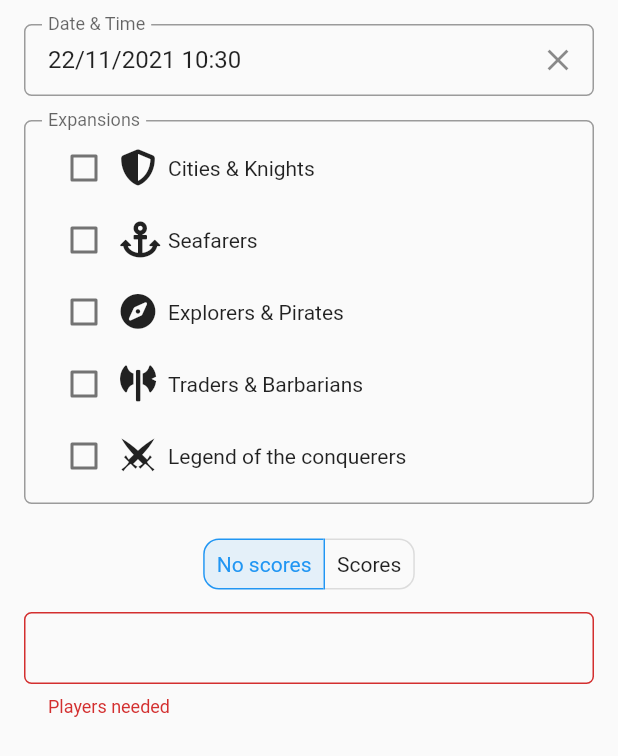
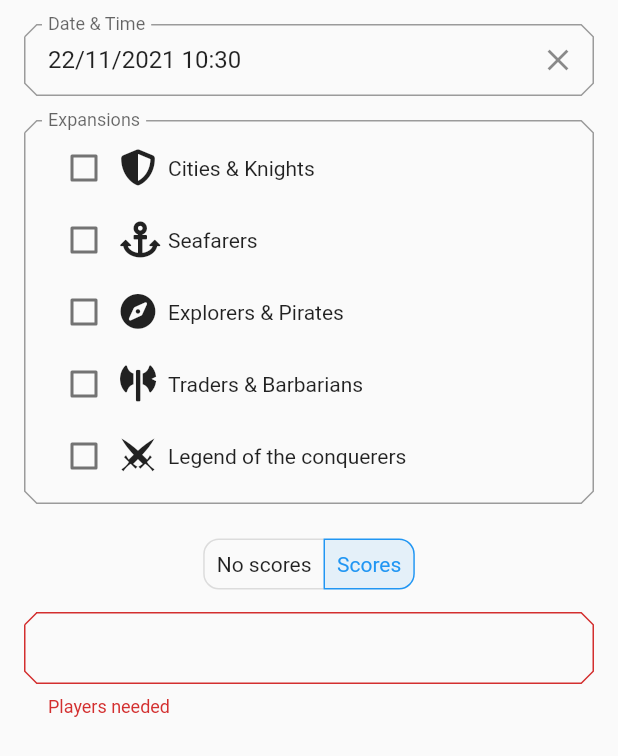
Before and after one commit to wietsebuseyne/CatanMaster, a Flutter app: the AddEditGamePage widget shown alone on an empty page, opened directly with empty values, after a tap on "No scores", after a tap on "Scores", on a phone screen of 412 x 824 dp. Shown: the top 756 px of the screen. Run offline on Flutter 3.47's test engine with Material 2 defaults, Android fonts, the phone set to English and light mode, and no system bars; drawn by our look-alikes of datetime_picker_formfield; our stand-ins replace bloc, dartz, equatable, flutter_bloc, fluttertoast, hive and 2 more; missing offline and left inert: flutter_polygon; accounts and stored records are empty.

Commit message:
Hex-style input decorators

```diff
--- a/lib/presentation/core/widgets/catan_input_decorator.dart
+++ b/lib/presentation/core/widgets/catan_input_decorator.dart
@@ -1,3 +1,6 @@
+import 'dart:math' as math;
+import 'dart:ui' show lerpDouble;
+
 import 'package:flutter/material.dart';
 import 'package:flutter/widgets.dart';
 
@@ -11,13 +14,9 @@ class CatanInputDecorator extends StatelessWidget {
   @override
   Widget build(BuildContext context) {
     return InputDecorator(
-        decoration: InputDecoration(
-          labelText: label,
-          contentPadding: const EdgeInsets.symmetric(horizontal: 16.0),
-          border: const OutlineInputBorder(borderRadius: BorderRadius.all(Radius.circular(5.0))),
-          errorText: errorText,
-        ),
-        child: child);
+      decoration: catanInputDecoration(label: label, errorText: errorText),
+      child: child,
+    );
   }
 }
 
@@ -25,7 +24,153 @@ InputDecoration catanInputDecoration({String? label, String? errorText, EdgeInse
   return InputDecoration(
     labelText: label,
     contentPadding: contentPadding ?? const EdgeInsets.symmetric(horizontal: 16.0),
-    border: const OutlineInputBorder(borderRadius: BorderRadius.all(Radius.circular(5.0))),
+    border: const HexOutlineInputBorder(borderRadius: BorderRadius.all(Radius.circular(8.0))),
     errorText: errorText,
   );
 }
+
+class HexOutlineInputBorder extends InputBorder {
+  const HexOutlineInputBorder({
+    BorderSide borderSide = const BorderSide(),
+    this.borderRadius = const BorderRadius.all(Radius.circular(4.0)),
+    this.gapPadding = 4.0,
+  })  : assert(gapPadding >= 0.0),
+        super(borderSide: borderSide);
+
+  /// Horizontal padding on either side of the border's
+  /// [InputDecoration.labelText] width gap.
+  ///
+  /// This value is used by the [paint] method to compute the actual gap width.
+  final double gapPadding;
+
+  /// The radii of the border's rectangle straight corners.
+  final BorderRadius borderRadius;
+
+  @override
+  bool get isOutline => true;
+
+  @override
+  HexOutlineInputBorder copyWith({
+    BorderSide? borderSide,
+    BorderRadius? borderRadius,
+    double? gapPadding,
+  }) {
+    return HexOutlineInputBorder(
+      borderSide: borderSide ?? this.borderSide,
+      borderRadius: borderRadius ?? this.borderRadius,
+      gapPadding: gapPadding ?? this.gapPadding,
+    );
+  }
+
+  @override
+  EdgeInsetsGeometry get dimensions {
+    return EdgeInsets.all(borderSide.width);
+  }
+
+  @override
+  HexOutlineInputBorder scale(double t) {
+    return HexOutlineInputBorder(
+      borderSide: borderSide.scale(t),
+      borderRadius: borderRadius * t,
+      gapPadding: gapPadding * t,
+    );
+  }
+
+  @override
+  ShapeBorder? lerpFrom(ShapeBorder? a, double t) {
+    if (a is HexOutlineInputBorder) {
+      final HexOutlineInputBorder outline = a;
+      return HexOutlineInputBorder(
+        borderRadius: BorderRadius.lerp(outline.borderRadius, borderRadius, t)!,
+        borderSide: BorderSide.lerp(outline.borderSide, borderSide, t),
+        gapPadding: outline.gapPadding,
+      );
+    }
+    return super.lerpFrom(a, t);
+  }
+
+  @override
+  ShapeBorder? lerpTo(ShapeBorder? b, double t) {
+    if (b is HexOutlineInputBorder) {
+      final HexOutlineInputBorder outline = b;
+      return HexOutlineInputBorder(
+        borderRadius: BorderRadius.lerp(borderRadius, outline.borderRadius, t)!,
+        borderSide: BorderSide.lerp(borderSide, outline.borderSide, t),
+        gapPadding: outline.gapPadding,
+      );
+    }
+    return super.lerpTo(b, t);
+  }
+
+  @override
+  Path getInnerPath(Rect rect, {TextDirection? textDirection}) {
+    return Path()..addRRect(borderRadius.resolve(textDirection).toRRect(rect).deflate(borderSide.width));
+  }
+
+  @override
+  Path getOuterPath(Rect rect, {TextDirection? textDirection}) {
+    return Path()..addRRect(borderRadius.resolve(textDirection).toRRect(rect));
+  }
+
+  Path _gapBorderPath(Canvas canvas, RRect center, double start, double extent) {
+    // When the corner radii on any side add up to be greater than the
+    // given height, each radius has to be scaled to not exceed the
+    // size of the width/height of the RRect.
+    final RRect scaledRRect = center.scaleRadii();
+
+    return Path()
+      ..moveTo(scaledRRect.left, scaledRRect.top + borderRadius.topLeft.y)
+      ..lineTo(scaledRRect.left + borderRadius.topLeft.x, scaledRRect.top)
+      ..lineTo(start, scaledRRect.top)
+      ..moveTo(start + extent, scaledRRect.top)
+      ..lineTo(scaledRRect.right - borderRadius.topRight.x, scaledRRect.top)
+      ..lineTo(scaledRRect.right, scaledRRect.top + borderRadius.topLeft.y)
+      ..lineTo(scaledRRect.right, scaledRRect.bottom - borderRadius.bottomRight.y)
+      ..lineTo(scaledRRect.right - borderRadius.bottomRight.x, scaledRRect.bottom)
+      ..lineTo(scaledRRect.left + borderRadius.bottomLeft.x, scaledRRect.bottom)
+      ..lineTo(scaledRRect.left, scaledRRect.bottom - borderRadius.bottomLeft.y)
+      ..lineTo(scaledRRect.left, scaledRRect.top + borderRadius.topLeft.y);
+  }
+
+  /// Draw a rounded rectangle around [rect] using [borderRadius].
+  ///
+  /// The [borderSide] defines the line's color and weight.
+  ///
+  /// The top side of the rounded rectangle may be interrupted by a single gap
+  /// if [gapExtent] is non-null. In that case the gap begins at
+  /// `gapStart - gapPadding` (assuming that the [textDirection] is [TextDirection.ltr]).
+  /// The gap's width is `(gapPadding + gapExtent + gapPadding) * gapPercentage`.
+  @override
+  void paint(
+    Canvas canvas,
+    Rect rect, {
+    double? gapStart,
+    double gapExtent = 0.0,
+    double gapPercentage = 0.0,
+    TextDirection? textDirection,
+  }) {
+    assert(gapPercentage >= 0.0 && gapPercentage <= 1.0);
+
+    final Paint paint = borderSide.toPaint();
+    final RRect outer = borderRadius.toRRect(rect);
+    final RRect center = outer.deflate(borderSide.width / 2.0);
+
+    double extent = 0;
+    double start;
+    if (gapStart == null) {
+      start = borderRadius.topLeft.x;
+    } else {
+      extent = lerpDouble(0.0, gapExtent + gapPadding * 2.0, gapPercentage)!;
+      switch (textDirection!) {
+        case TextDirection.rtl:
+          start = math.max(0.0, gapStart - gapPadding);
+          break;
+        case TextDirection.ltr:
+          start = math.max(0.0, gapStart - gapPadding);
+          break;
+      }
+    }
+    final Path path = _gapBorderPath(canvas, center, start, extent);
+    canvas.drawPath(path, paint);
+  }
+}
--- a/lib/presentation/games/pages/add_edit_game_page.dart
+++ b/lib/presentation/games/pages/add_edit_game_page.dart
@@ -183,8 +183,12 @@ class AddEditGamePage extends StatelessWidget {
                         onPressed: (i) {
                           formState.withScores = i == 1;
                           if (formState.withScores) {
-                            formState.winner =
-                                formState.scores.entries.reduce((max, e) => e.value > max.value ? e : max).key;
+                            if (formState.scores.entries.isEmpty) {
+                              formState.winner = null;
+                            } else {
+                              formState.winner =
+                                  formState.scores.entries.reduce((max, e) => e.value > max.value ? e : max).key;
+                            }
                           }
                           state.didChange(formState);
                           _formKey.currentState?.validate();
--- a/lib/presentation/players/pages/add_edit_player_page.dart
+++ b/lib/presentation/players/pages/add_edit_player_page.dart
@@ -29,11 +29,7 @@ class AddEditPlayerPage extends StatelessWidget {
             children: [
               TextFormField(
                 initialValue: formData.name ?? "",
-                decoration: const InputDecoration(
-                  labelText: "Name",
-                  contentPadding: EdgeInsets.symmetric(horizontal: 16.0),
-                  border: OutlineInputBorder(borderRadius: BorderRadius.all(Radius.circular(5.0))),
-                ),
+                decoration: catanInputDecoration(label: "Name"),
                 onSaved: (newValue) => formData.name = newValue,
                 validator: (value) => (value?.length ?? 0) < 2 ? "Not enough letters, mi lord!" : null,
               ),
```
